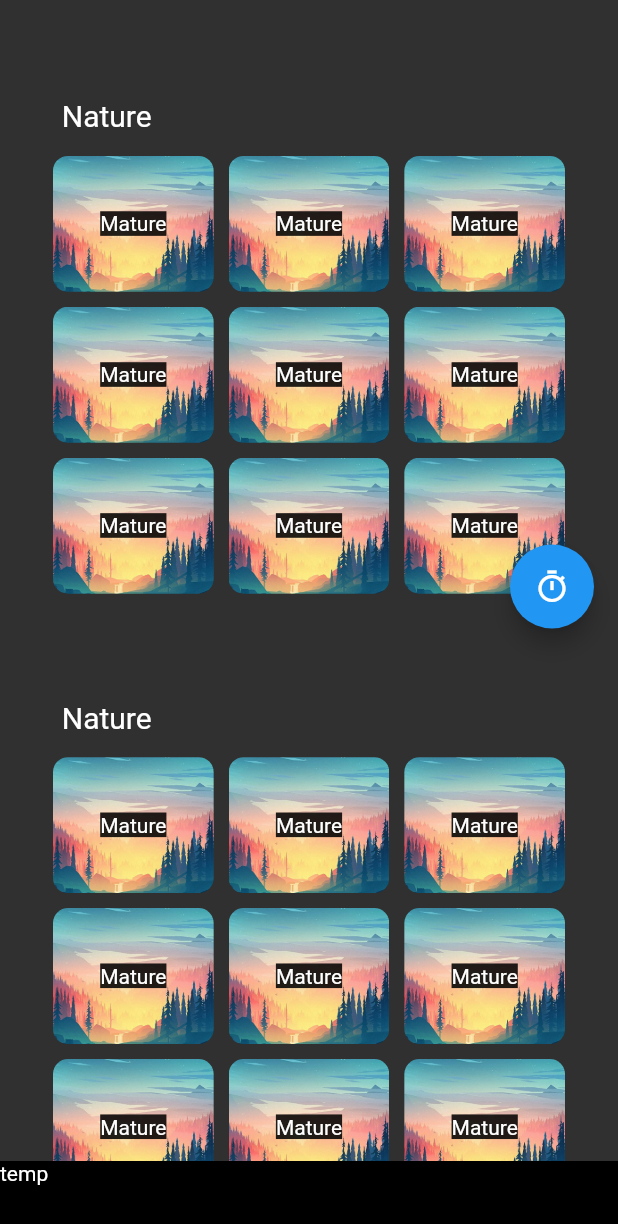
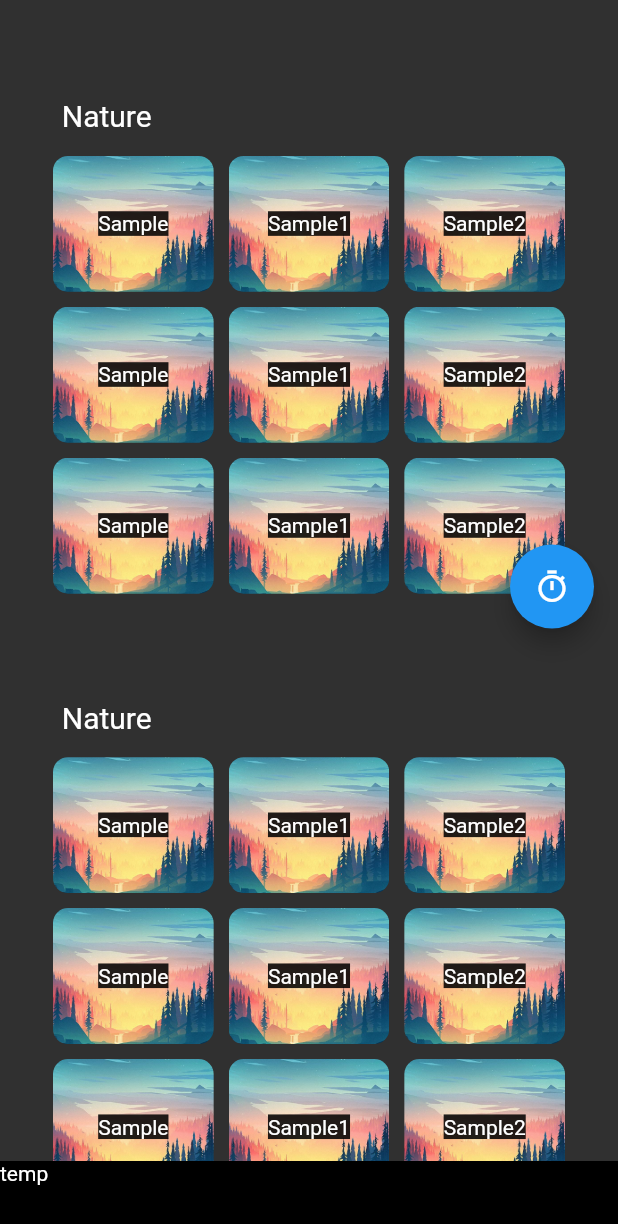
Before and after one commit to scancetin/music-player-demo, a Flutter app: the screen it shows after launch, on a phone screen of 412 x 824 dp. Shown: the top 1224 px of the screen. Run offline on Flutter 3.47's test engine with Material 2 defaults, Android fonts, the phone set to English and light mode, and no system bars; our stand-ins replace audioplayers, get.

Commit message:
template completed

```diff
--- a/lib/constaints.dart
+++ b/lib/constaints.dart
@@ -1,4 +1,29 @@
+const List<String> playlists = ["Nature", "Animal", "Sample", "Sample1", "Sample2"];
+
+const List<Map> natureSounds = [
+  {"id": 0, "name": "Sound1", "location": "sounds/sample.wav", "image": "assets/images/sample.jpg"},
+  {"id": 1, "name": "Sound2", "location": "sounds/sample1.wav", "image": "assets/images/sample.jpg"},
+  {"id": 2, "name": "Sound3", "location": "sounds/sample2.wav", "image": "assets/images/sample.jpg"},
+  {"id": 3, "name": "Sound4", "location": "sounds/sample.wav", "image": "assets/images/sample.jpg"},
+  {"id": 4, "name": "Sound5", "location": "sounds/sample.wav", "image": "assets/images/sample.jpg"},
+];
+
+const List<Map> animalSounds = [
+  {"id": 10, "name": "Sound1", "location": "sounds/sample.wav", "image": "assets/images/sample.jpg"},
+  {"id": 11, "name": "Sound2", "location": "sounds/sample.wav", "image": "assets/images/sample.jpg"},
+  {"id": 12, "name": "Sound3", "location": "sounds/sample1.wav", "image": "assets/images/sample.jpg"},
+  {"id": 13, "name": "Sound4", "location": "sounds/sample2.wav", "image": "assets/images/sample.jpg"},
+  {"id": 14, "name": "Sound5", "location": "sounds/sample.wav", "image": "assets/images/sample.jpg"},
+];
+const List<Map> sampleSounds = [
+  {"id": 20, "name": "Sound1", "location": "sounds/sample.wav", "image": "assets/images/sample.jpg"},
+  {"id": 21, "name": "Sound2", "location": "sounds/sample.wav", "image": "assets/images/sample.jpg"},
+  {"id": 22, "name": "Sound3", "location": "sounds/sample1.wav", "image": "assets/images/sample.jpg"},
+  {"id": 23, "name": "Sound4", "location": "sounds/sample2.wav", "image": "assets/images/sample.jpg"},
+  {"id": 24, "name": "Sound5", "location": "sounds/sample.wav", "image": "assets/images/sample.jpg"},
+];
+
 const List<int> id = [0, 1, 2];
 const List<String> name = ["Sample", "Sample1", "Sample2"];
-const List<String> location = ["sounds/sample.wav", "sounds/sample.wav", "sounds/sample.wav"];
+const List<String> location = ["sounds/sample.wav", "sounds/sample1.wav", "sounds/sample2.wav"];
 const List<String> image = ["assets/images/sample.jpg", "assets/images/sample.jpg", "assets/images/sample.jpg"];
--- a/lib/models/player_model.dart
+++ b/lib/models/player_model.dart
@@ -4,6 +4,12 @@ class PlayerModel {
   late AudioPlayer audioPlayer;
   AudioCache audioCache = AudioCache();
 
-  late int newSoundId;
-  late bool isPlaying;
+  // int playingSoundPlaylistId;
+  int playingSoundId;
+  bool isPlaying;
+
+  PlayerModel({
+    this.playingSoundId = -1,
+    this.isPlaying = false,
+  });
 }
--- a/lib/models/sound_model.dart
+++ b/lib/models/sound_model.dart
@@ -3,5 +3,4 @@ class SoundModel {
   late String name;
   late String image;
   late String location;
-  // late bool isPlaying;
 }
--- a/lib/views/home_view.dart
+++ b/lib/views/home_view.dart
@@ -2,6 +2,7 @@
 
 import 'package:flutter/material.dart';
 import 'package:get/get.dart';
+import '../controllers/player_controller.dart';
 import 'widgets/sound_card.dart';
 
 class HomeView extends StatelessWidget {
@@ -9,6 +10,8 @@ class HomeView extends StatelessWidget {
 
   @override
   Widget build(BuildContext context) {
+    final playerCon = Get.put(PlayerController());
+
     return Scaffold(
         floatingActionButton: settings(),
         body: Column(
--- a/lib/views/widgets/sound_card.dart
+++ b/lib/views/widgets/sound_card.dart
@@ -21,7 +21,7 @@ class SoundCard extends StatelessWidget {
             decoration: BoxDecoration(
               image: DecorationImage(image: AssetImage(K.image[soundId]), fit: BoxFit.cover),
             ),
-            child: const Center(child: Text("Mature", style: TextStyle(backgroundColor: Colors.black87))),
+            child: Center(child: Text(K.name[soundId].toString(), style: const TextStyle(backgroundColor: Colors.black87))),
           ),
         ),
       ),
```
Also changed, not shown: lib/controllers/player_controller.dart (+26 -29 lines), lib/controllers/sound_controller.dart (+17 -22 lines), lib/views/play_view.dart (+9 -34 lines).
